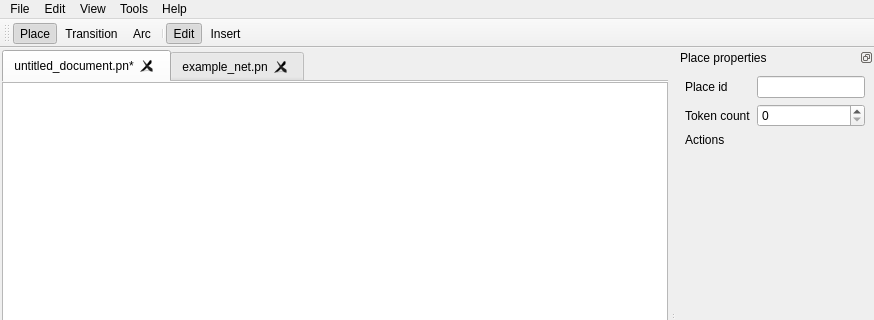
This is src/ui/main_window.ui in KrivanTomas/icp2026-petri-net as Qt 5 draws it before an edit; both pictures show x 0 to 874 and y 0 to 320 of the 874 by 593 pixel window. The edited form follows.
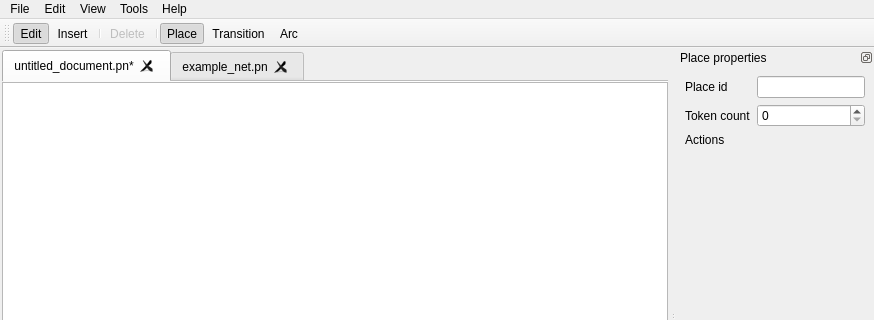
This is the edited form. Icons and pictures are not drawn.

Patch:
```diff
--- a/src/ui/main_window.ui
+++ b/src/ui/main_window.ui
@@ -224,12 +224,14 @@
    <attribute name="toolBarBreak">
     <bool>false</bool>
    </attribute>
+   <addaction name="actionModeEdit"/>
+   <addaction name="actionModeInsert"/>
+   <addaction name="separator"/>
+   <addaction name="actionDelete"/>
+   <addaction name="separator"/>
    <addaction name="actionPlace"/>
    <addaction name="actionTransition"/>
    <addaction name="actionArc"/>
-   <addaction name="separator"/>
-   <addaction name="actionModeEdit"/>
-   <addaction name="actionModeInsert"/>
   </widget>
   <action name="actionNew">
    <property name="icon">
@@ -284,6 +286,23 @@
     <string>Export</string>
    </property>
   </action>
+  <action name="actionDelete">
+   <property name="enabled">
+    <bool>false</bool>
+   </property>
+   <property name="icon">
+    <iconset theme="edit-delete"/>
+   </property>
+   <property name="text">
+    <string>Delete</string>
+   </property>
+   <property name="shortcut">
+    <string>Del</string>
+   </property>
+   <property name="menuRole">
+    <enum>QAction::MenuRole::NoRole</enum>
+   </property>
+  </action>
   <actiongroup name="insertGroup">
    <action name="actionPlace">
     <property name="checkable">
```
